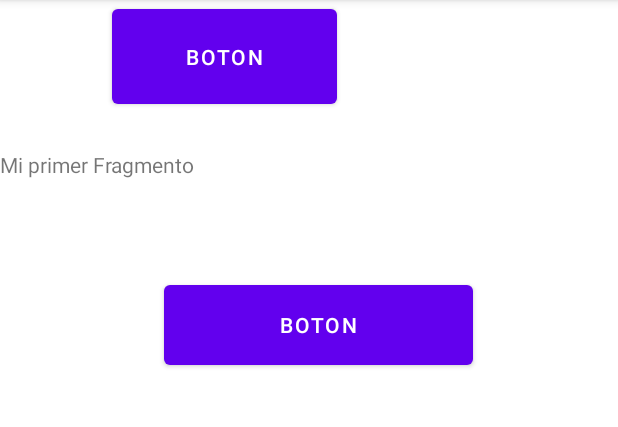
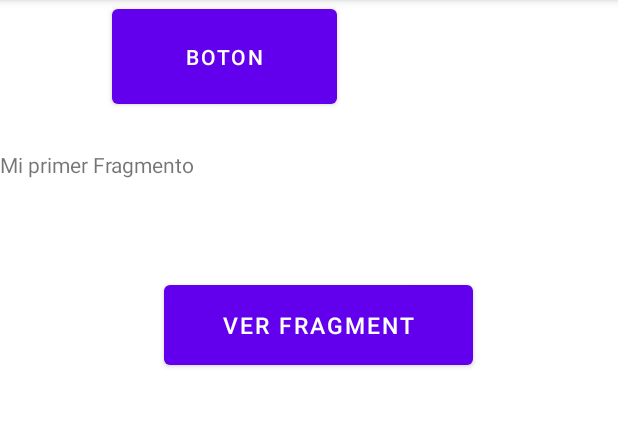
Before and after one commit to Kamikace935/UT_4.1_Fragments, an Android app: the screen it shows after launch (MainActivity), after a tap on "BOTON", on a phone screen of 412 x 824 dp, the part 84-511 px from its top. Run offline under Robolectric (Android 15) with nearby library versions, the phone set to English and light mode, and no system bars.

Commit message:
Metodo verFragmento WIP

```diff
--- a/app/src/main/java/com/example/ut_41_fragments/MainActivity.kt
+++ b/app/src/main/java/com/example/ut_41_fragments/MainActivity.kt
@@ -8,4 +8,7 @@ class MainActivity : AppCompatActivity() {
         super.onCreate(savedInstanceState)
         setContentView(R.layout.activity_main)
     }
+
+    public fun verFragmento() {
+    }
 }
--- a/app/src/main/res/layout/activity_main.xml
+++ b/app/src/main/res/layout/activity_main.xml
@@ -21,8 +21,9 @@
         android:layout_height="65dp"
         android:layout_marginStart="109dp"
         android:layout_marginTop="184dp"
-        android:onClick="ver_fragmento"
-        android:text="@string/bt1f"
+        android:onClick="verFragmento"
+        android:text="@string/bt1p"
+        android:textSize="15sp"
         app:layout_constraintStart_toStartOf="parent"
         app:layout_constraintTop_toTopOf="parent" />
 
--- a/app/src/main/res/values/strings.xml
+++ b/app/src/main/res/values/strings.xml
@@ -3,4 +3,5 @@
     <!-- TODO: Remove or change this placeholder text -->
     <string name="tv1f" />
     <string name="bt1f">boton</string>
+    <string name="bt1p">Ver Fragment</string>
 </resources>
```
